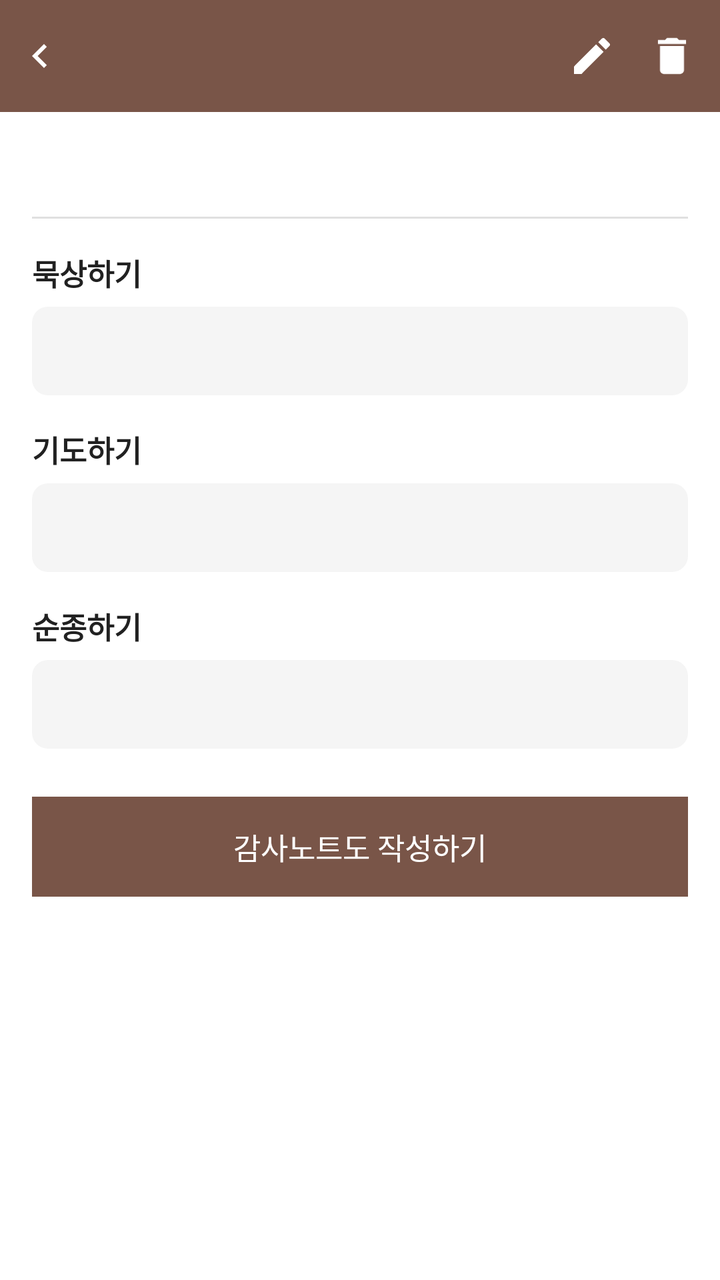
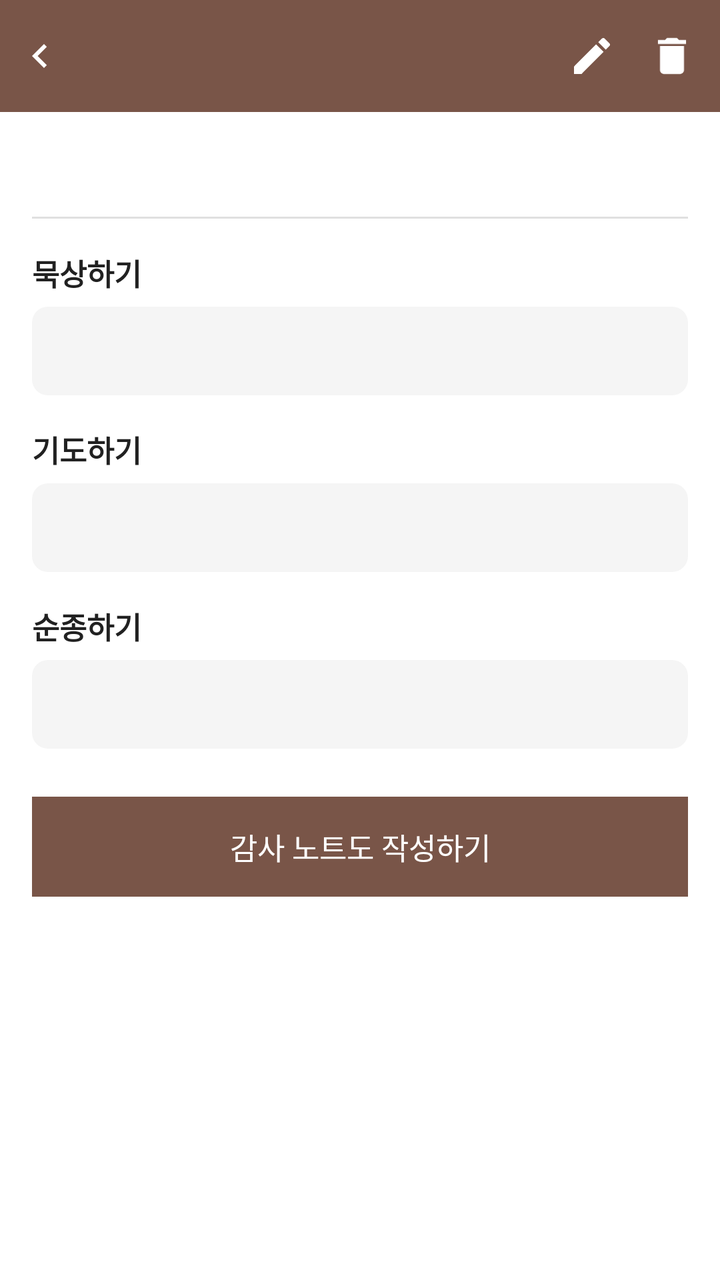

Screens rendered from an Android XML layout before and after an edit, with the pre-edit source and the edit as a unified diff.
<!-- AndroidManifest.xml: application theme Theme.BNOTE -->
<!-- res/layout/activity_application_detail.xml -->
<?xml version="1.0" encoding="utf-8"?>
<LinearLayout xmlns:android="http://schemas.android.com/apk/res/android"
    xmlns:app="http://schemas.android.com/apk/res-auto"
    android:id="@+id/application_detail_root"
    android:layout_width="match_parent"
    android:layout_height="match_parent"
    android:orientation="vertical"
    android:background="@color/surface_background">

    <LinearLayout
        android:layout_width="match_parent"
        android:layout_height="56dp"
        android:orientation="horizontal"
        android:gravity="center_vertical"
        android:background="@color/brown_primary"
        android:paddingEnd="4dp">

        <ImageView
            android:id="@+id/btn_top_bar_back"
            android:layout_width="40dp"
            android:layout_height="40dp"
            android:padding="8dp"
            android:src="@drawable/ic_chevron_left"
            app:tint="@color/white"
            android:contentDescription="뒤로가기"
            android:background="?attr/selectableItemBackgroundBorderless"
            android:clickable="true"
            android:focusable="true" />

        <TextView
            android:id="@+id/text_detail_date_category"
            android:layout_width="0dp"
            android:layout_height="wrap_content"
            android:layout_weight="1"
            android:layout_marginStart="4dp"
            android:textSize="16sp"
            android:textStyle="bold"
            android:textColor="@color/white" />

        <ImageView
            android:id="@+id/btn_edit_application"
            android:layout_width="40dp"
            android:layout_height="40dp"
            android:padding="8dp"
            android:src="@drawable/ic_edit"
            app:tint="@color/white"
            android:contentDescription="수정"
            android:background="?attr/selectableItemBackgroundBorderless"
            android:clickable="true"
            android:focusable="true" />

        <ImageView
            android:id="@+id/btn_delete_application"
            android:layout_width="40dp"
            android:layout_height="40dp"
            android:padding="8dp"
            android:src="@drawable/ic_delete"
            app:tint="@color/white"
            android:contentDescription="삭제"
            android:background="?attr/selectableItemBackgroundBorderless"
            android:clickable="true"
            android:focusable="true" />
    </LinearLayout>

    <ScrollView
        android:layout_width="match_parent"
        android:layout_height="0dp"
        android:layout_weight="1">

        <LinearLayout
            android:layout_width="match_parent"
            android:layout_height="wrap_content"
            android:orientation="vertical"
            android:padding="16dp">

            <TextView
                android:id="@+id/text_application_info"
                android:layout_width="match_parent"
                android:layout_height="wrap_content"
                android:textSize="15sp"
                android:lineSpacingExtra="4dp"
                android:textColor="@color/text_primary" />

            <HorizontalScrollView
                android:id="@+id/scroll_detail_sermon_chips"
                android:layout_width="match_parent"
                android:layout_height="wrap_content"
                android:layout_marginTop="8dp"
                android:scrollbars="none"
                android:visibility="gone">

                <LinearLayout
                    android:id="@+id/container_detail_sermon_chips"
                    android:layout_width="wrap_content"
                    android:layout_height="wrap_content"
                    android:orientation="horizontal" />
            </HorizontalScrollView>

            <View
                android:layout_width="match_parent"
                android:layout_height="1dp"
                android:layout_marginTop="16dp"
                android:layout_marginBottom="16dp"
                android:background="@color/divider_light" />

            <TextView
                android:layout_width="match_parent"
                android:layout_height="wrap_content"
                android:text="묵상하기"
                android:textSize="15sp"
                android:textStyle="bold"
                android:textColor="@color/text_primary" />

            <TextView
                android:id="@+id/text_detail_meditation"
                android:layout_width="match_parent"
                android:layout_height="wrap_content"
                android:layout_marginTop="6dp"
                android:layout_marginBottom="16dp"
                android:padding="12dp"
                android:textSize="15sp"
                android:textColor="@color/text_primary"
                android:background="@drawable/bg_book_button" />

            <TextView
                android:layout_width="match_parent"
                android:layout_height="wrap_content"
                android:text="기도하기"
                android:textSize="15sp"
                android:textStyle="bold"
                android:textColor="@color/text_primary" />

            <TextView
                android:id="@+id/text_detail_prayer"
                android:layout_width="match_parent"
                android:layout_height="wrap_content"
                android:layout_marginTop="6dp"
                android:layout_marginBottom="16dp"
                android:padding="12dp"
                android:textSize="15sp"
                android:textColor="@color/text_primary"
                android:background="@drawable/bg_book_button" />

            <TextView
                android:layout_width="match_parent"
                android:layout_height="wrap_content"
                android:text="순종하기"
                android:textSize="15sp"
                android:textStyle="bold"
                android:textColor="@color/text_primary" />

            <TextView
                android:id="@+id/text_detail_obedience"
                android:layout_width="match_parent"
                android:layout_height="wrap_content"
                android:layout_marginTop="6dp"
                android:layout_marginBottom="24dp"
                android:padding="12dp"
                android:textSize="15sp"
                android:textColor="@color/text_primary"
                android:background="@drawable/bg_book_button" />

            <TextView
                android:id="@+id/btn_write_gratitude"
                android:layout_width="match_parent"
                android:layout_height="wrap_content"
                android:padding="14dp"
                android:text="감사노트도 작성하기"
                android:textSize="15sp"
                android:gravity="center"
                android:textColor="@color/white"
                android:background="@color/brown_primary"
                android:clickable="true"
                android:focusable="true" />

        </LinearLayout>
    </ScrollView>
</LinearLayout>
<!-- resources referenced by this layout -->
<resources>
  <color name="brown_primary">#795548</color>
  <color name="divider_light">#E0E0E0</color>
  <color name="surface_background">#FFFFFF</color>
  <color name="text_primary">#212121</color>
  <color name="white">#FFFFFFFF</color>
  <!-- drawable bg_book_button (drawable) -->
  <?xml version="1.0" encoding="utf-8"?>
  <ripple xmlns:android="http://schemas.android.com/apk/res/android"
      android:color="#D7CCC8">
      <item>
          <shape android:shape="rectangle">
              <solid android:color="@color/input_background" />
              <corners android:radius="8dp" />
          </shape>
      </item>
  </ripple>
  <!-- drawable ic_chevron_left (drawable) -->
  <vector xmlns:android="http://schemas.android.com/apk/res/android"
      android:width="24dp"
      android:height="24dp"
      android:viewportWidth="24"
      android:viewportHeight="24"
      android:tint="?attr/colorControlNormal">
      <path
          android:fillColor="#000000"
          android:pathData="M15.41,7.41L14,6l-6,6 6,6 1.41,-1.41L10.83,12z" />
  </vector>
  <!-- drawable ic_delete (drawable) -->
  <vector xmlns:android="http://schemas.android.com/apk/res/android"
      android:width="20dp"
      android:height="20dp"
      android:viewportWidth="24"
      android:viewportHeight="24">
      <path
          android:fillColor="#E53935"
          android:pathData="M6,19c0,1.1 0.9,2 2,2h8c1.1,0 2,-0.9 2,-2V7H6v12zM19,4h-3.5l-1,-1h-5l-1,1H5v2h14V4z" />
  </vector>
  <!-- drawable ic_edit (drawable) -->
  <vector xmlns:android="http://schemas.android.com/apk/res/android"
      android:width="20dp"
      android:height="20dp"
      android:viewportWidth="24"
      android:viewportHeight="24">
      <path
          android:fillColor="#757575"
          android:pathData="M3,17.25V21h3.75L17.81,9.94l-3.75,-3.75L3,17.25zM20.71,7.04c0.39,-0.39 0.39,-1.02 0,-1.41l-2.34,-2.34c-0.39,-0.39 -1.02,-0.39 -1.41,0l-1.83,1.83 3.75,3.75 1.83,-1.83z" />
  </vector>
  <style name="Theme.BNOTE" parent="Base.Theme.BNOTE" />
  <color name="input_background">#F5F5F5</color>
  <style name="Base.Theme.BNOTE" parent="Theme.Material3.DayNight.NoActionBar">
          <item name="colorPrimary">@color/brown_primary</item>
          <item name="colorPrimaryDark">@color/brown_primary_dark</item>
          <item name="android:statusBarColor">@color/brown_primary_dark</item>
          <item name="android:windowLightStatusBar">false</item>
          <item name="android:windowBackground">@color/surface_background</item>
      </style>
  <color name="brown_primary_dark">#5D4037</color>
</resources>

<!-- the commit's change to res/layout/activity_application_detail.xml (unified diff, before → after) -->
@@ -165,7 +165,7 @@
                 android:layout_width="match_parent"
                 android:layout_height="wrap_content"
                 android:padding="14dp"
-                android:text="감사노트도 작성하기"
+                android:text="감사 노트도 작성하기"
                 android:textSize="15sp"
                 android:gravity="center"
                 android:textColor="@color/white"
